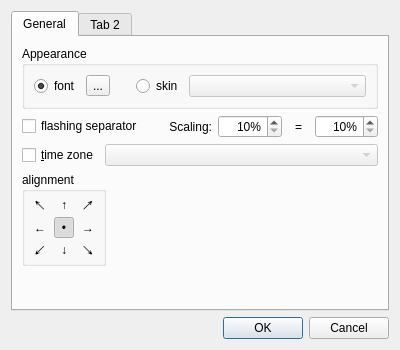
The window that src/app/settings_dialog.ui (Kolcha/DigitalClockNext) describes before a commit, drawn with Qt 5.
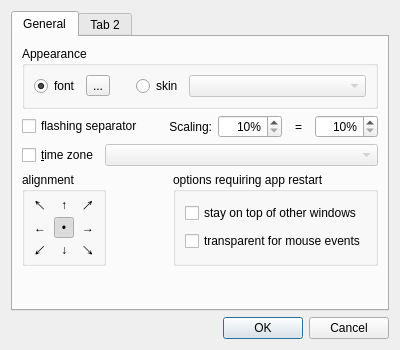
The same window after the commit.

Commit message: apply window flags

The edit to the form file:
```diff
--- a/src/app/settings_dialog.ui
+++ b/src/app/settings_dialog.ui
@@ -398,6 +398,29 @@
            </property>
           </spacer>
          </item>
+         <item>
+          <widget class="QGroupBox" name="app_restart_group">
+           <property name="title">
+            <string>options requiring app restart</string>
+           </property>
+           <layout class="QVBoxLayout" name="verticalLayout_3">
+            <item>
+             <widget class="QCheckBox" name="is_stay_on_top">
+              <property name="text">
+               <string>stay on top of other windows</string>
+              </property>
+             </widget>
+            </item>
+            <item>
+             <widget class="QCheckBox" name="is_transp_for_input">
+              <property name="text">
+               <string>transparent for mouse events</string>
+              </property>
+             </widget>
+            </item>
+           </layout>
+          </widget>
+         </item>
         </layout>
        </item>
        <item>
```
The commit also changes 4 other files.
